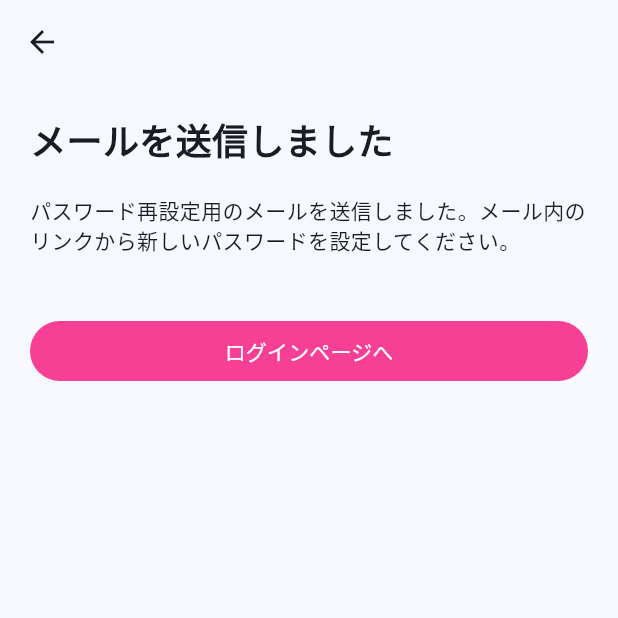
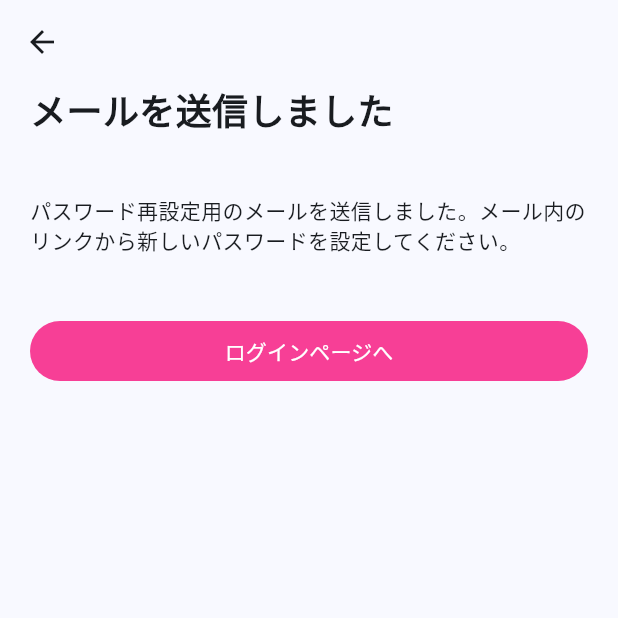
Before and after one commit to Mayumi-Nakabayashi/withTone, a Flutter app: the PasswordReissuePage screen opened by its route, after a tap on "送信する", on a phone screen of 412 x 824 dp, the top half of it. Run offline on Flutter 3.47's test engine with Material 2 defaults, Android fonts, the phone set to English and light mode, and no system bars.

Commit message:
feat: パスワード再設定系の画面の余白感を調整

```diff
--- a/lib/views/pages/password_reissue/password_reissue_page.dart
+++ b/lib/views/pages/password_reissue/password_reissue_page.dart
@@ -21,7 +21,6 @@ class _PasswordReissuePageState extends State<PasswordReissuePage> {
           padding: const EdgeInsets.symmetric(horizontal: 20.0),
           child: Column(
             children: [
-              const SizedBox(height: 20), // 適当な余白
               const SizedBox(
                 width: double.infinity,
                 child: Text(
@@ -30,7 +29,7 @@ class _PasswordReissuePageState extends State<PasswordReissuePage> {
                   style: TextStyle(fontWeight: FontWeight.bold, fontSize: 24),
                 ),
               ),
-              const SizedBox(height: 20), // 適当な余白
+              const SizedBox(height: 40), // 適当な余白
               const SizedBox(
                 width: double.infinity,
                 child: Text(
@@ -39,17 +38,6 @@ class _PasswordReissuePageState extends State<PasswordReissuePage> {
                 ),
               ),
               const SizedBox(height: 40), // 適当な余白
-              const SizedBox(
-                width: double.infinity,
-                child: Text(
-                  'メールアドレス',
-                  textAlign: TextAlign.start,
-                  style: TextStyle(
-                    fontWeight: FontWeight.normal,
-                    fontSize: 12,
-                  ),
-                ),
-              ),
               TextFormField(
                 cursorColor: Colors.black,
                 decoration: const InputDecoration(
@@ -69,7 +57,7 @@ class _PasswordReissuePageState extends State<PasswordReissuePage> {
                   return null;
                 },
               ),
-              const SizedBox(height: 20), // 適当な余白
+              const SizedBox(height: 40), // 適当な余白
               SizedBox(
                 width: double.infinity,
                 child: ElevatedButton(
--- a/lib/views/pages/password_reissue_confirm/password_reissue_confirm_page.dart
+++ b/lib/views/pages/password_reissue_confirm/password_reissue_confirm_page.dart
@@ -22,7 +22,6 @@ class _PasswordReissueConfirmPageState
         padding: const EdgeInsets.symmetric(horizontal: 20.0),
         child: Column(
           children: [
-            const SizedBox(height: 20), // 適当な余白
             const SizedBox(
               width: double.infinity,
               child: Text(
@@ -31,7 +30,7 @@ class _PasswordReissueConfirmPageState
                 style: TextStyle(fontWeight: FontWeight.bold, fontSize: 24),
               ),
             ),
-            const SizedBox(height: 20), // 適当な余白
+            const SizedBox(height: 40), // 適当な余白
             const SizedBox(
               width: double.infinity,
               child: Text(
```
